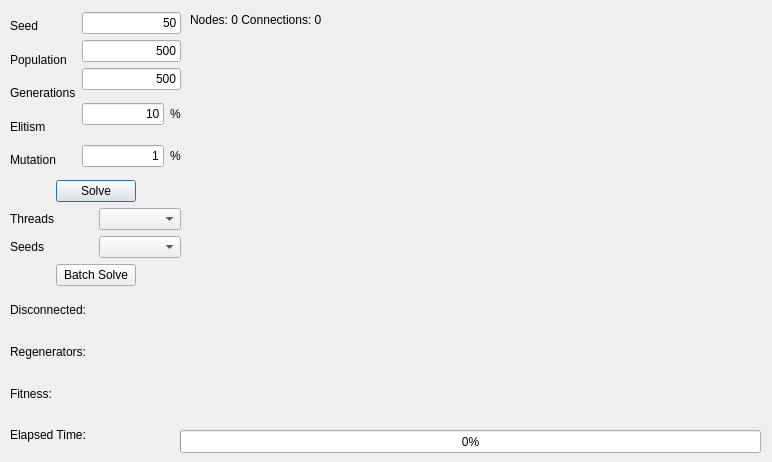
Qt form customdialog.ui (xQsme/RLP_Qt) before a commit.
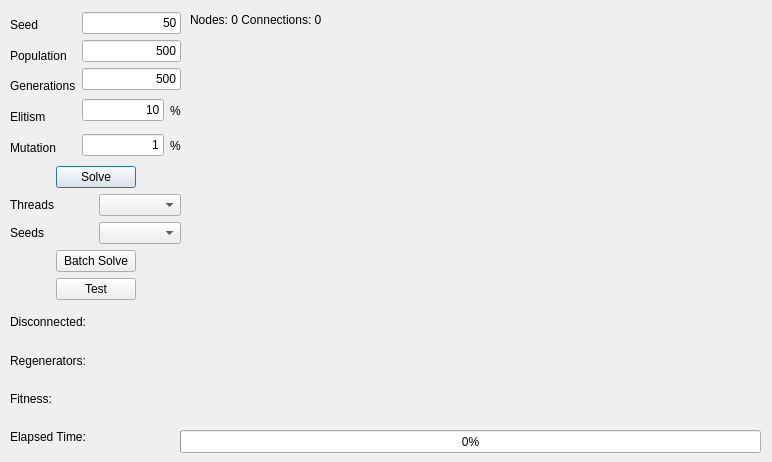
The same form after that commit.

Commit message: test custom & BCO

The edit to the form file:
```diff
--- a/customdialog.ui
+++ b/customdialog.ui
@@ -317,6 +317,43 @@
       </item>
      </layout>
     </item>
+    <item>
+     <layout class="QHBoxLayout" name="horizontalLayout_8">
+      <item>
+       <spacer name="horizontalSpacer_5">
+        <property name="orientation">
+         <enum>Qt::Horizontal</enum>
+        </property>
+        <property name="sizeHint" stdset="0">
+         <size>
+          <width>40</width>
+          <height>20</height>
+         </size>
+        </property>
+       </spacer>
+      </item>
+      <item>
+       <widget class="QPushButton" name="pushButtonSolve_2">
+        <property name="text">
+         <string>Test</string>
+        </property>
+       </widget>
+      </item>
+      <item>
+       <spacer name="horizontalSpacer_6">
+        <property name="orientation">
+         <enum>Qt::Horizontal</enum>
+        </property>
+        <property name="sizeHint" stdset="0">
+         <size>
+          <width>40</width>
+          <height>20</height>
+         </size>
+        </property>
+       </spacer>
+      </item>
+     </layout>
+    </item>
     <item>
      <layout class="QVBoxLayout" name="verticalLayout_3">
       <item>
```
The commit also changes 59 other files.
